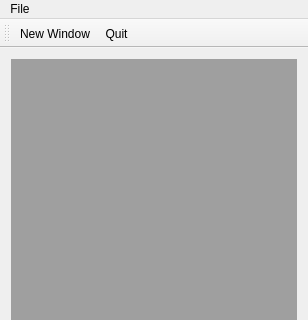
This is mainwindow.ui in skronstein/MultiTimer as Qt 5 draws it before an edit; both pictures show x 0 to 308 and y 0 to 320 of the 308 by 556 pixel window. The edited form follows.
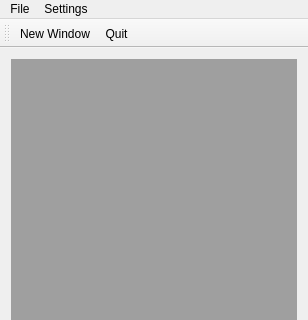
This is the edited form.

Commit message: started implementation of a program-wide setting for choosing whether to display times in window titles as 12h or 24 time

```diff
--- a/mainwindow.ui
+++ b/mainwindow.ui
@@ -26,7 +26,7 @@
      <x>0</x>
      <y>0</y>
      <width>308</width>
-     <height>21</height>
+     <height>18</height>
     </rect>
    </property>
    <widget class="QMenu" name="menuNew_Window">
@@ -38,7 +38,14 @@
     <addaction name="separator"/>
     <addaction name="actionQuit"/>
    </widget>
+   <widget class="QMenu" name="menuSettings">
+    <property name="title">
+     <string>Settings</string>
+    </property>
+    <addaction name="actionUse_24_hour_Time"/>
+   </widget>
    <addaction name="menuNew_Window"/>
+   <addaction name="menuSettings"/>
   </widget>
   <widget class="QToolBar" name="mainToolBar">
    <attribute name="toolBarArea">
```
Left out of the diff: 8 changed lines with no effect on the pictures. The commit also changes 7 other files.
